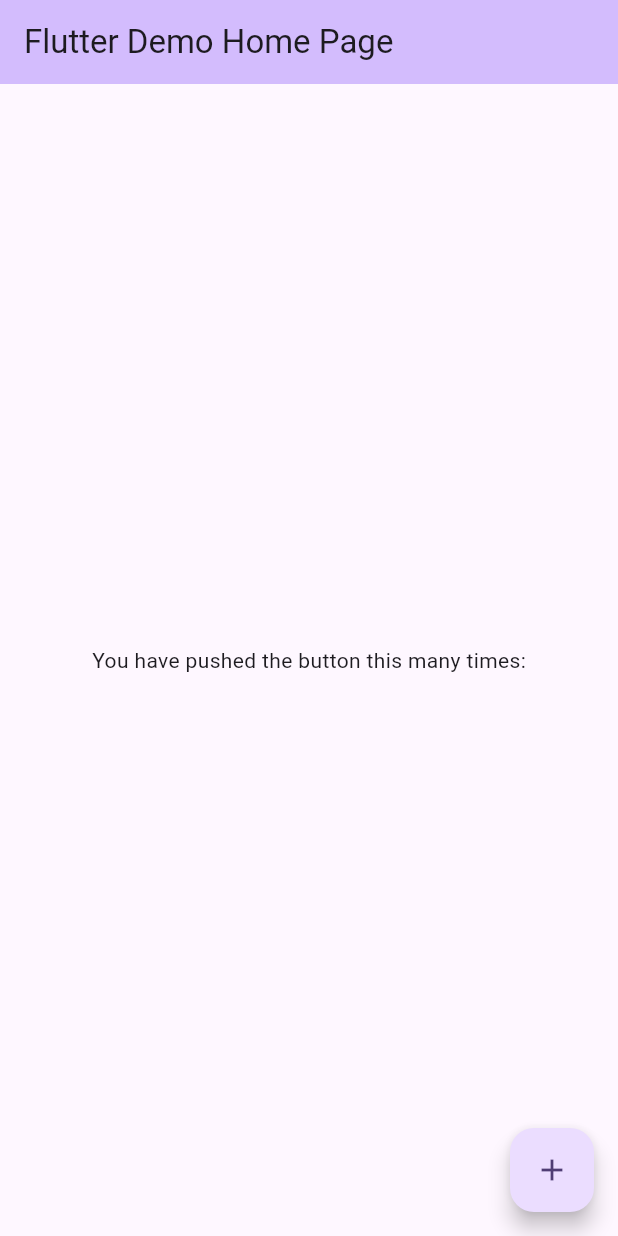
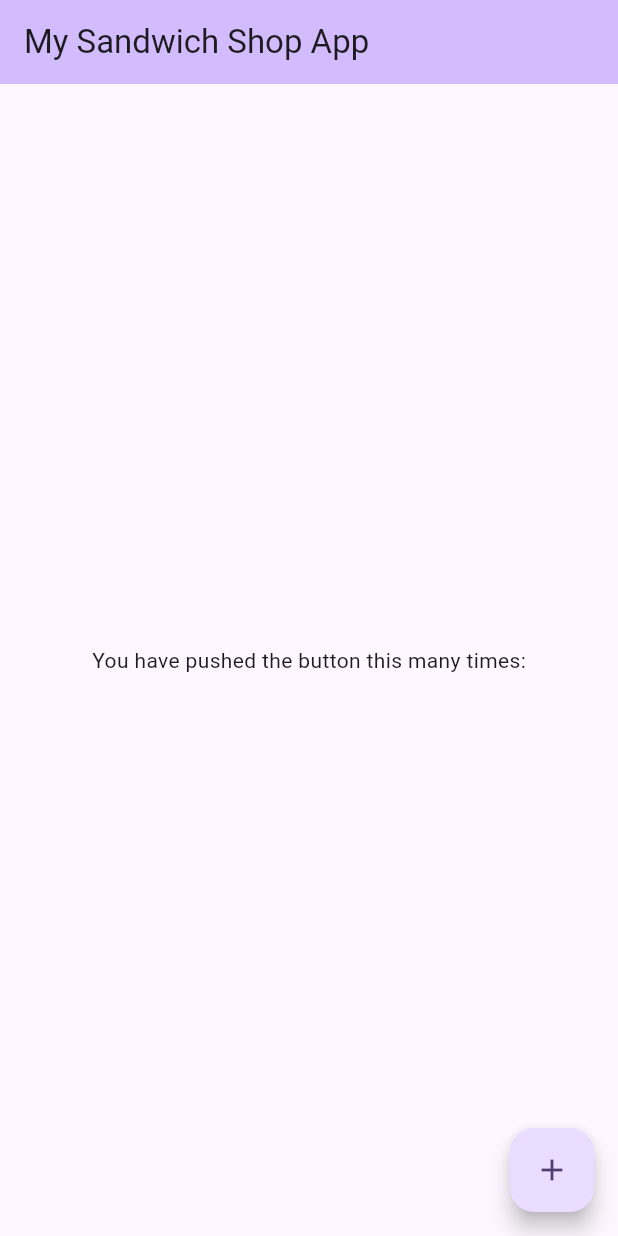
Before and after one commit to Pelz22/programming, a Flutter app: the screen it shows after launch, on a phone screen of 412 x 824 dp. Run offline on Flutter 3.47's test engine with Material 3 defaults, Android fonts, the phone set to English and light mode, and no system bars.

Commit message:
Title update

```diff
--- a/sandwitch_shop/lib/main.dart
+++ b/sandwitch_shop/lib/main.dart
@@ -30,7 +30,7 @@ class MyApp extends StatelessWidget {
         // tested with just a hot reload.
         colorScheme: ColorScheme.fromSeed(seedColor: Colors.deepPurple),
       ),
-      home: const MyHomePage(title: 'Flutter Demo Home Page'),
+      home: const MyHomePage(title: 'My Sandwich Shop App'),
     );
   }
 }
@@ -83,7 +83,7 @@ class _MyHomePageState extends State<MyHomePage> {
         // the App.build method, and use it to set our appbar title.
         title: Text(widget.title),
       ),
-      body: Center(
+      body: const Center(
         // Center is a layout widget. It takes a single child and positions it
         // in the middle of the parent.
         child: Column(
@@ -102,7 +102,7 @@ class _MyHomePageState extends State<MyHomePage> {
           // wireframe for each widget.
           mainAxisAlignment: MainAxisAlignment.center,
           children: <Widget>[
-            const Text('You have pushed the button this many times:'),
+            Text('You have pushed the button this many times:'),
           ],
         ),
       ),
```
